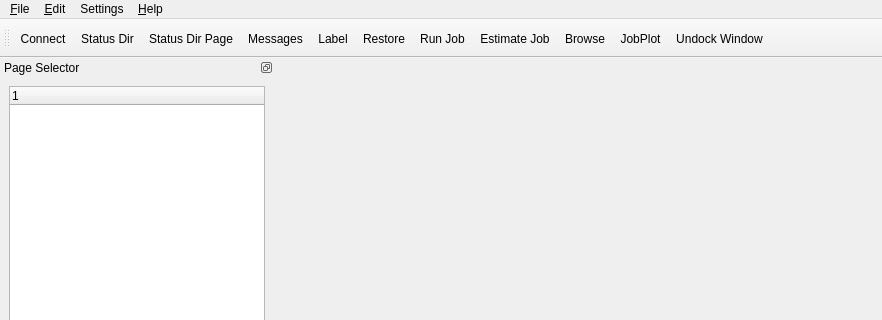
Before: the Qt Designer form src/qt-console/main.ui in naszaklasa/bacula, drawn with Qt 5; both pictures show x 0 to 882 and y 0 to 320 of the 882 by 689 pixel window.
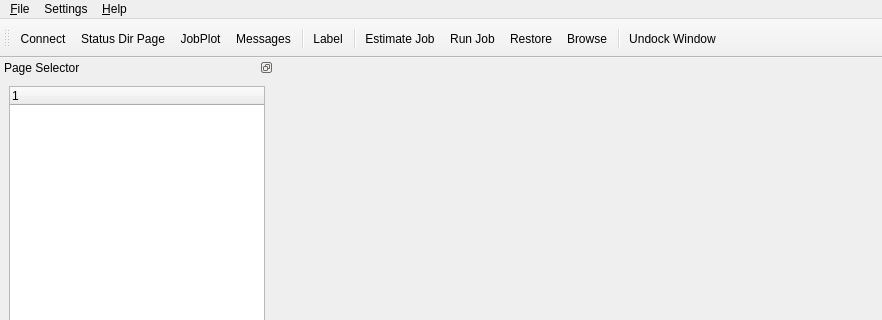
After: the same form once the commit is applied. Icons and pictures are not drawn.

Diff of the .ui file:
```diff
--- a/src/qt-console/main.ui
+++ b/src/qt-console/main.ui
@@ -81,17 +81,9 @@
      <x>0</x>
      <y>0</y>
      <width>882</width>
-     <height>22</height>
+     <height>24</height>
     </rect>
    </property>
-   <widget class="QMenu" name="menuEdit" >
-    <property name="title" >
-     <string>&amp;Edit</string>
-    </property>
-    <addaction name="actionCopy" />
-    <addaction name="actionCut" />
-    <addaction name="actionPaste" />
-   </widget>
    <widget class="QMenu" name="menuSettings" >
     <property name="title" >
      <string>Settings</string>
@@ -116,7 +108,6 @@
     <addaction name="actionRepopLists" />
    </widget>
    <addaction name="menuFile" />
-   <addaction name="menuEdit" />
    <addaction name="menuSettings" />
    <addaction name="menuHelp" />
   </widget>
@@ -148,15 +139,17 @@
     <bool>false</bool>
    </attribute>
    <addaction name="actionConnect" />
-   <addaction name="actionStatusDir" />
    <addaction name="actionStatusDirPage" />
+   <addaction name="actionJobPlot" />
    <addaction name="actionMessages" />
+   <addaction name="separator" />
    <addaction name="actionLabel" />
-   <addaction name="actionRestore" />
-   <addaction name="actionRun" />
+   <addaction name="separator" />
    <addaction name="actionEstimate" />
+   <addaction name="actionRun" />
+   <addaction name="actionRestore" />
    <addaction name="actionBrowse" />
-   <addaction name="actionJobPlot" />
+   <addaction name="separator" />
    <addaction name="actionUndock" />
   </widget>
   <widget class="QDockWidget" name="dockWidget" >
```
Left out of the diff: 175 changed lines with no effect on the pictures.
